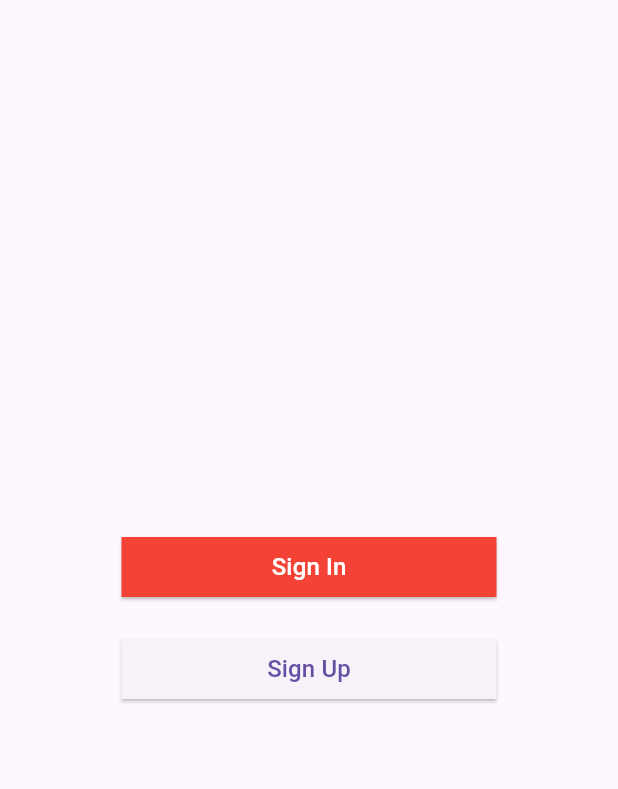
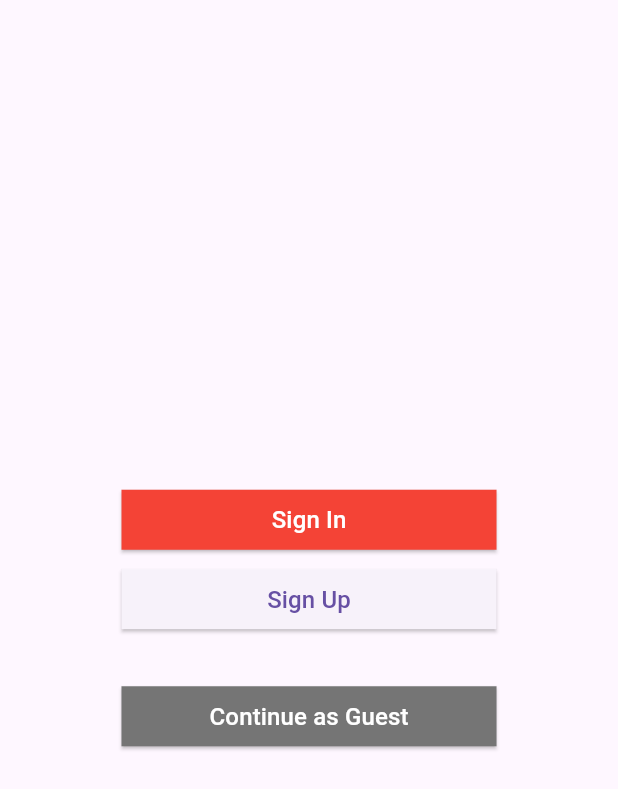
Before and after one commit to SethikaManumitha/travel_lanka, a Flutter app: the screen it shows after launch, on a phone screen of 412 x 824 dp. Shown: the top 789 px of the screen. Run offline on Flutter 3.47's test engine with Material 3 defaults, Android fonts, the phone set to English and light mode, and no system bars; our stand-ins replace cloud_firestore, firebase_core; accounts and stored records are empty.

Commit message:
Guest Feature

```diff
--- a/lib/view/MainPage.dart
+++ b/lib/view/MainPage.dart
@@ -5,8 +5,8 @@ import 'package:travel_lanka/view/ViewPlacePage.dart';
 import 'package:travel_lanka/widget/CustomDrawer.dart';
 
 class MainPage extends StatefulWidget {
-  final String email; // Added parameter for email
-  final String username; // Added parameter for username
+  final String email;
+  final String username;
 
   const MainPage({Key? key, required this.email, required this.username}) : super(key: key);
 
@@ -20,6 +20,13 @@ class _MainPageState extends State<MainPage> {
   final List<Widget> _pages = [];
 
   void _onNavigate(int index) {
+    // Prevent navigation to Favorites, Trip, and Place when username is Guest
+    if (widget.username == 'Guest' && index != 0) {
+      ScaffoldMessenger.of(context).showSnackBar(
+        const SnackBar(content: Text("Feature unavailable for Guest user")),
+      );
+      return;
+    }
     setState(() {
       _currentIndex = index;
     });
@@ -62,25 +69,25 @@ class _MainPageState extends State<MainPage> {
       bottomNavigationBar: BottomNavigationBar(
         currentIndex: _currentIndex,
         onTap: _onNavigate,
-        items: const [
-          BottomNavigationBarItem(
+        items: [
+          const BottomNavigationBarItem(
             icon: Icon(Icons.home),
             label: 'Home',
           ),
           BottomNavigationBarItem(
             icon: Icon(Icons.favorite),
-            label: 'Favorites',
+            label: widget.username == 'Guest' ? 'Disabled' : 'Favorites',
           ),
           BottomNavigationBarItem(
             icon: Icon(Icons.calendar_today),
-            label: 'Trip',
+            label: widget.username == 'Guest' ? 'Disabled' : 'Trip',
           ),
           BottomNavigationBarItem(
             icon: Icon(Icons.location_on_sharp),
-            label: 'Place',
+            label: widget.username == 'Guest' ? 'Disabled' : 'Place',
           ),
         ],
-        selectedItemColor: Colors.red,
+        selectedItemColor: widget.username == 'Guest' ? Colors.grey : Colors.red,
         unselectedItemColor: Colors.grey,
         showUnselectedLabels: true,
         type: BottomNavigationBarType.fixed,
--- a/lib/view/SignPage.dart
+++ b/lib/view/SignPage.dart
@@ -1,4 +1,5 @@
 import 'package:flutter/material.dart';
+import 'package:travel_lanka/view/MainPage.dart';
 import 'package:travel_lanka/view/SignUpPage.dart';
 import 'package:travel_lanka/view/SignInPage.dart';
 class SignPage extends StatefulWidget {
@@ -37,8 +38,7 @@ class _SignPageState extends State<SignPage> {
                 ),
               ),
             ),
-            SizedBox(height: 20),
-
+            const SizedBox(height: 5),
             Container(
               width: 250,
               child: ElevatedButton(
@@ -60,6 +60,30 @@ class _SignPageState extends State<SignPage> {
                 ),
               ),
             ),
+            const SizedBox(height: 30),
+            Container(
+              width: 250,
+              child: ElevatedButton(
+                style: ElevatedButton.styleFrom(
+                  backgroundColor: Colors.grey[600],
+                  shape: const RoundedRectangleBorder(
+                    borderRadius: BorderRadius.zero,
+                  ),
+                ),
+                onPressed: () {
+
+                  Navigator.push(
+                    context,
+                    MaterialPageRoute(builder: (context) => MainPage(email: "",username: "Guest",)),
+                  );
+                },
+                child: const Text(
+                  'Continue as Guest',
+                  style: TextStyle(fontSize: 16,color: Colors.white),
+                ),
+
+              ),
+            ),
           ],
         ),
       ),
--- a/lib/widget/CustomDrawer.dart
+++ b/lib/widget/CustomDrawer.dart
@@ -1,7 +1,7 @@
 import 'package:flutter/material.dart';
 import 'package:travel_lanka/view/CurrencyConverterPage.dart';
 import 'package:travel_lanka/view/AboutPage.dart';
-import 'package:travel_lanka/view/SignInPage.dart';
+import 'package:travel_lanka/view/SignPage.dart';
 
 class CustomDrawer extends StatelessWidget {
   final Function(int) onNavigate;
@@ -23,7 +23,7 @@ class CustomDrawer extends StatelessWidget {
     );
     Navigator.pushReplacement(
       context,
-      MaterialPageRoute(builder: (context) => const SignInPage()),
+      MaterialPageRoute(builder: (context) => const SignPage()),
     );
   }
 
```
Also changed, not shown: lib/view/ViewTripsPage.dart (+20 -7 lines).
